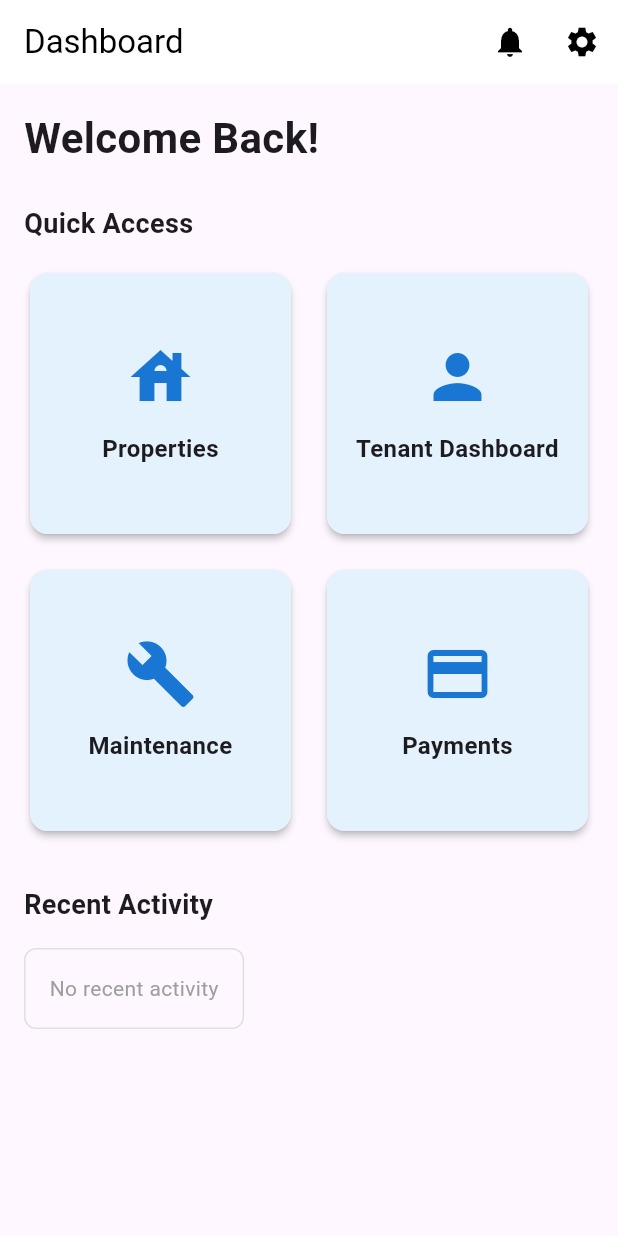
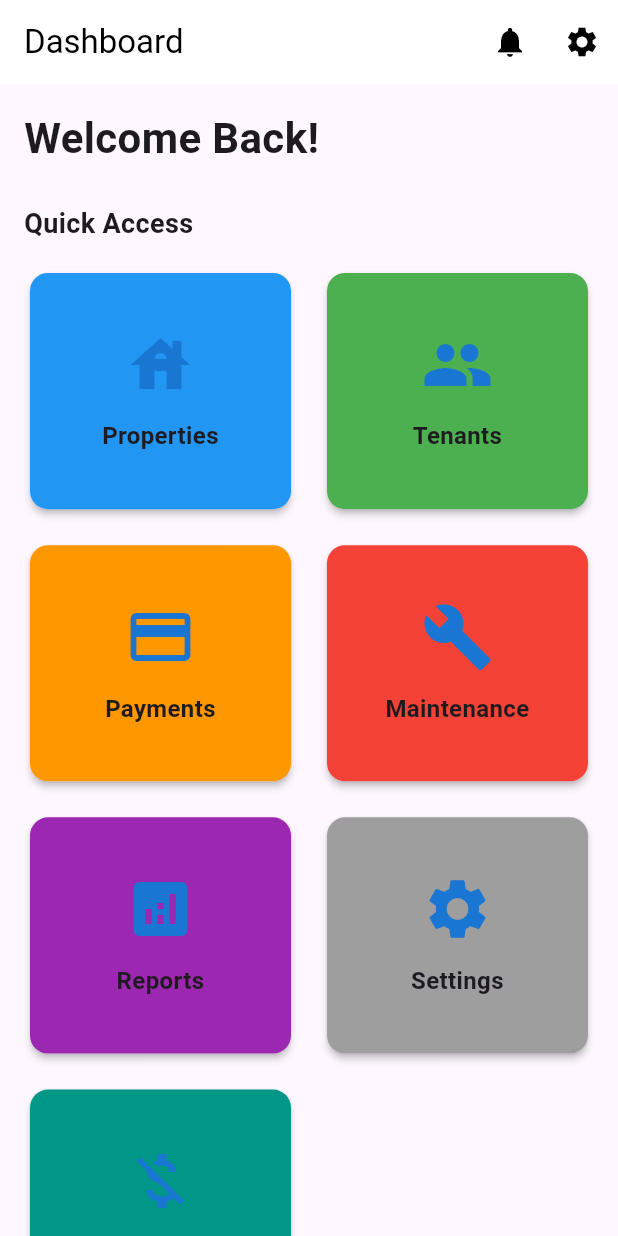
Before and after one commit to nyk-o-brown/evolve_property_manager_mobile, a Flutter app: the DashboardScreen screen opened by its route, on a phone screen of 412 x 824 dp. Run offline on Flutter 3.47's test engine with Material 3 defaults, Android fonts, the phone set to English and light mode, and no system bars; our stand-ins replace dio, flutter_riverpod, flutter_secure_storage, go_router; accounts and stored records are empty.

Commit message:
msg:all screens added

```diff
--- a/evolve_property_manager_app/lib/config/app_router.dart
+++ b/evolve_property_manager_app/lib/config/app_router.dart
@@ -1,4 +1,6 @@
-import 'package:flutter_riverpod/flutter_riverpod.dart';
+import """
+package:flutter_riverpod/flutter_riverpod.dart""" show Provider;
+
 import 'package:go_router/go_router.dart';
 import 'package:evolve_property_manager_app/screens/dashboard_screen.dart';
 import 'package:evolve_property_manager_app/screens/tenant_list_screen.dart';
--- a/evolve_property_manager_app/lib/features/dashboard/presentation/dashboard_screen.dart
+++ b/evolve_property_manager_app/lib/features/dashboard/presentation/dashboard_screen.dart
@@ -20,9 +20,7 @@ class DashboardScreen extends StatelessWidget {
           ),
           IconButton(
             icon: const Icon(Icons.settings),
-            onPressed: () {
-              // TODO: Navigate to settings
-            },
+            onPressed: () => context.go('/dashboard/settings'),
           ),
         ],
       ),
@@ -53,30 +51,56 @@ class DashboardScreen extends StatelessWidget {
               physics: const NeverScrollableScrollPhysics(),
               mainAxisSpacing: 16,
               crossAxisSpacing: 16,
+              childAspectRatio: 1.1,
               children: [
                 DashboardCard(
                   title: 'Properties',
                   icon: Icons.house,
+                  //value: '12',
+                  backgroundColor: Colors.blue,
                   onTap: () => context.go('/dashboard/properties'),
                 ),
                 DashboardCard(
-                  title: 'Tenant Dashboard',
-                  icon: Icons.person,
-                  onTap: () => context.go('/tenant/dashboard'),
+                  title: 'Tenants',
+                  icon: Icons.people,
+                  //value: '45',
+                  backgroundColor: Colors.green,
+                  onTap: () => context.go('/dashboard/tenants'),
+                ),
+                DashboardCard(
+                  title: 'Payments',
+                  icon: Icons.payment,
+                  //value: '\$5,230',
+                  backgroundColor: Colors.orange,
+                  onTap: () => context.go('/dashboard/payments'),
                 ),
                 DashboardCard(
                   title: 'Maintenance',
                   icon: Icons.build,
-                  onTap: () {
-                    // TODO: Navigate to maintenance
-                  },
+                  //value: '8',
+                  backgroundColor: Colors.red,
+                  onTap: () => context.go('/dashboard/maintenance'),
                 ),
                 DashboardCard(
-                  title: 'Payments',
-                  icon: Icons.payment,
-                  onTap: () {
-                    // TODO: Navigate to payments
-                  },
+                  title: 'Reports',
+                  icon: Icons.analytics,
+                  //value: '3',
+                  backgroundColor: Colors.purple,
+                  onTap: () => context.go('/dashboard/reports'),
+                ),
+                DashboardCard(
+                  title: 'Settings',
+                  icon: Icons.settings,
+                  //value: '',
+                  backgroundColor: Colors.grey,
+                  onTap: () => context.go('/dashboard/settings'),
+                ),
+                DashboardCard(
+                  title: 'Expenses',
+                  icon: Icons.money_off,
+                  //value: '\$3,450',
+                  backgroundColor: Colors.teal,
+                  onTap: () => context.go('/dashboard/expenses'),
                 ),
               ],
             ),
@@ -89,7 +113,6 @@ class DashboardScreen extends StatelessWidget {
               ),
             ),
             const SizedBox(height: 16),
-            // TODO: Add recent activity list
             Container(
               padding: const EdgeInsets.all(16),
               decoration: BoxDecoration(
--- a/evolve_property_manager_app/lib/features/properties/data/property_repository.dart
+++ b/evolve_property_manager_app/lib/features/properties/data/property_repository.dart
@@ -7,7 +7,7 @@ class PropertyRepository {
   PropertyRepository(this._apiService);
 
   Future<List<Property>> getProperties() async {
-    final response = await _apiService.get('/properties');
+    final response = await _apiService.get('./get_properties.php');
     final propertiesList = response['properties'] ?? response['data'] ?? [];
     return (propertiesList as List)
         .map((p) => Property.fromJson(p as Map<String, dynamic>))
```
Also changed, not shown: evolve_property_manager_app/lib/app_router.dart (+13 -0 lines), evolve_property_manager_app/lib/features/expenses/data/expenses_repository.dart (added), evolve_property_manager_app/lib/features/expenses/presentation/expenses_create_screen.dart (added), evolve_property_manager_app/lib/features/expenses/presentation/expenses_list_screen.dart (added), evolve_property_manager_app/lib/features/mantenance/data/maintenance_repository.dart (added), evolve_property_manager_app/lib/features/mantenance/presentation/maintenance_creation_screen.dart (added), evolve_property_manager_app/lib/features/mantenance/presentation/maintenance_list_screen.dart (added), evolve_property_manager_app/lib/features/payments/data/payment_repository.dart (added), evolve_property_manager_app/lib/features/payments/presentation/payment_details_screen.dart (added), evolve_property_manager_app/lib/features/payments/presentation/payment_list_screen.dart (added), evolve_property_manager_app/lib/features/reports/data/reports_repository.dart (added), evolve_property_manager_app/lib/features/reports/presentation/reports_breakdown_screen.dart (added), evolve_property_manager_app/lib/features/settings/data/settings_repository.dart (added), evolve_property_manager_app/lib/features/settings/presentation/settings_list_screen.dart (added), 2 more files, 1 other file.
